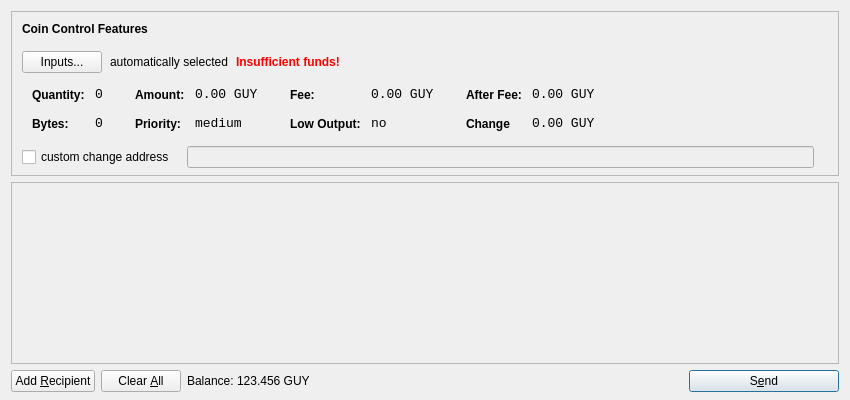
Above: src/qt/forms/sendcoinsdialog.ui from spayse/uh before the change. Below: the same form after it.
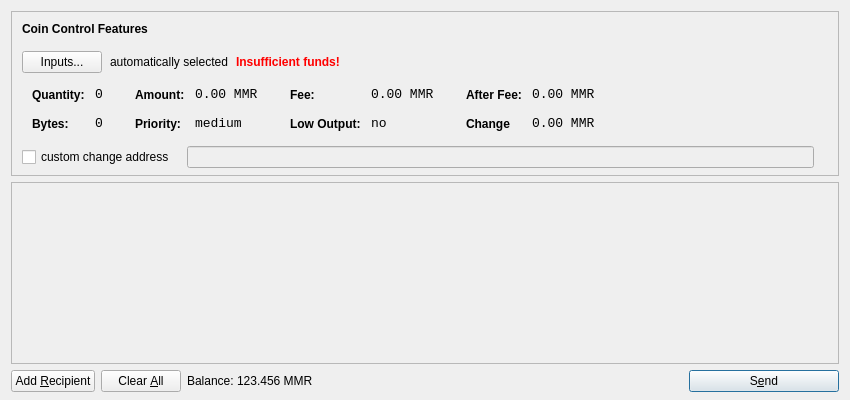
That is the form after the change. Icons and pictures are not drawn.

```diff
--- a/src/qt/forms/sendcoinsdialog.ui
+++ b/src/qt/forms/sendcoinsdialog.ui
@@ -321,7 +321,7 @@
                   <enum>Qt::ActionsContextMenu</enum>
                  </property>
                  <property name="text">
-                  <string notr="true">0.00 GUY</string>
+                  <string notr="true">0.00 MMR</string>
                  </property>
                  <property name="textInteractionFlags">
                   <set>Qt::LinksAccessibleByMouse|Qt::TextSelectableByKeyboard|Qt::TextSelectableByMouse</set>
@@ -407,7 +407,7 @@
                   <enum>Qt::ActionsContextMenu</enum>
                  </property>
                  <property name="text">
-                  <string notr="true">0.00 GUY</string>
+                  <string notr="true">0.00 MMR</string>
                  </property>
                  <property name="textInteractionFlags">
                   <set>Qt::LinksAccessibleByMouse|Qt::TextSelectableByKeyboard|Qt::TextSelectableByMouse</set>
@@ -493,7 +493,7 @@
                   <enum>Qt::ActionsContextMenu</enum>
                  </property>
                  <property name="text">
-                  <string notr="true">0.00 GUY</string>
+                  <string notr="true">0.00 MMR</string>
                  </property>
                  <property name="textInteractionFlags">
                   <set>Qt::LinksAccessibleByMouse|Qt::TextSelectableByKeyboard|Qt::TextSelectableByMouse</set>
@@ -525,7 +525,7 @@
                   <enum>Qt::ActionsContextMenu</enum>
                  </property>
                  <property name="text">
-                  <string notr="true">0.00 GUY</string>
+                  <string notr="true">0.00 MMR</string>
                  </property>
                  <property name="textInteractionFlags">
                   <set>Qt::LinksAccessibleByMouse|Qt::TextSelectableByKeyboard|Qt::TextSelectableByMouse</set>
@@ -724,7 +724,7 @@
           <cursorShape>IBeamCursor</cursorShape>
          </property>
          <property name="text">
-          <string notr="true">123.456 GUY</string>
+          <string notr="true">123.456 MMR</string>
          </property>
          <property name="textInteractionFlags">
           <set>Qt::LinksAccessibleByMouse|Qt::TextSelectableByKeyboard|Qt::TextSelectableByMouse</set>
```
